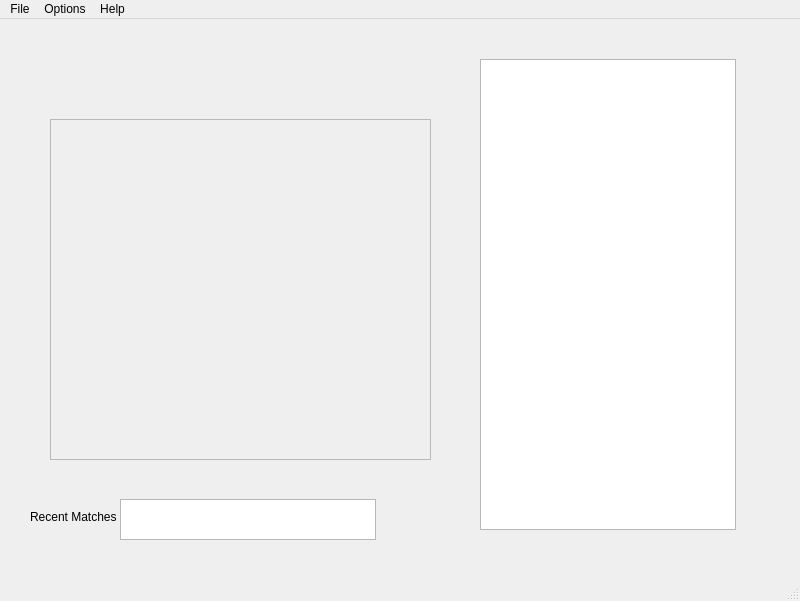
First picture: the form in viewHistory.ui, repository AlienWolfX/thesis-chess, before the edit.
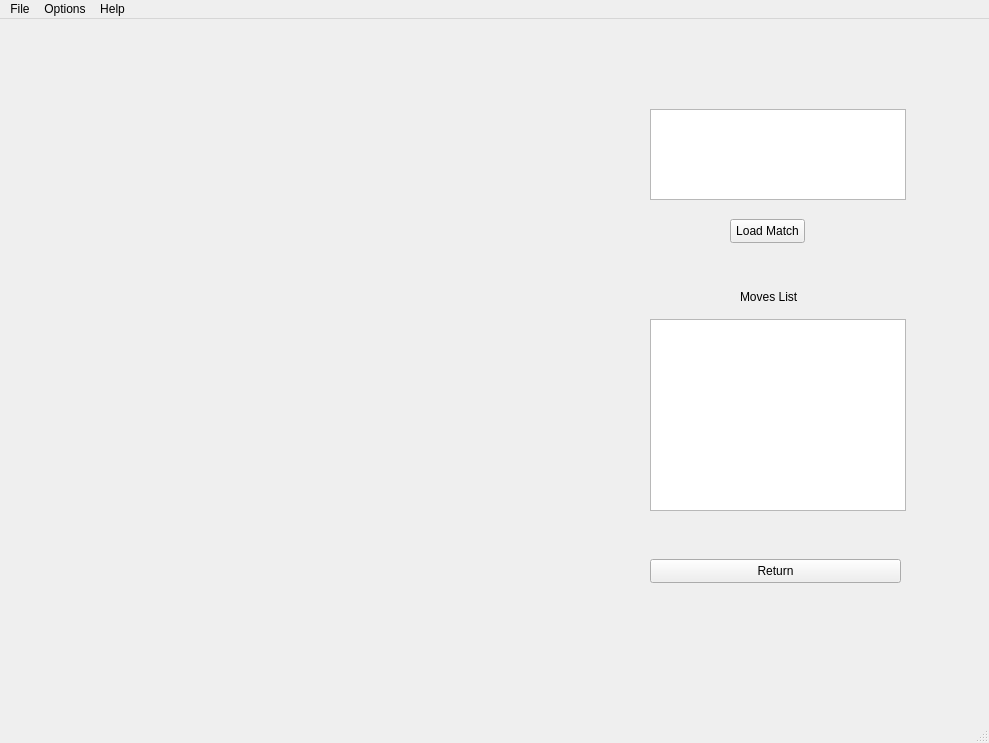
Second picture: the form after the edit.

The edit to the form file:
```diff
--- a/viewHistory.ui
+++ b/viewHistory.ui
@@ -6,70 +6,93 @@
    <rect>
     <x>0</x>
     <y>0</y>
-    <width>800</width>
-    <height>601</height>
+    <width>989</width>
+    <height>743</height>
    </rect>
   </property>
   <property name="windowTitle">
    <string>History</string>
   </property>
   <widget class="QWidget" name="centralwidget">
-   <widget class="QFrame" name="frame">
+   <widget class="QLabel" name="chessOutput">
     <property name="geometry">
      <rect>
-      <x>50</x>
-      <y>100</y>
-      <width>381</width>
-      <height>341</height>
-     </rect>
-    </property>
-    <property name="frameShape">
-     <enum>QFrame::StyledPanel</enum>
-    </property>
-    <property name="frameShadow">
-     <enum>QFrame::Raised</enum>
-    </property>
-   </widget>
-   <widget class="QListView" name="listView">
-    <property name="geometry">
-     <rect>
-      <x>120</x>
-      <y>480</y>
-      <width>256</width>
-      <height>41</height>
-     </rect>
-    </property>
-   </widget>
-   <widget class="QLabel" name="label">
-    <property name="geometry">
-     <rect>
-      <x>30</x>
-      <y>490</y>
-      <width>91</width>
-      <height>16</height>
-     </rect>
-    </property>
-    <property name="text">
-     <string>Recent Matches</string>
-    </property>
-   </widget>
-   <widget class="QGraphicsView" name="graphicsView">
-    <property name="geometry">
-     <rect>
-      <x>480</x>
+      <x>40</x>
       <y>40</y>
+      <width>541</width>
+      <height>611</height>
+     </rect>
+    </property>
+    <property name="text">
+     <string/>
+    </property>
+   </widget>
+   <widget class="QListWidget" name="matchList">
+    <property name="geometry">
+     <rect>
+      <x>650</x>
+      <y>90</y>
       <width>256</width>
-      <height>471</height>
+      <height>91</height>
      </rect>
     </property>
    </widget>
+   <widget class="QPushButton" name="loadButton">
+    <property name="geometry">
+     <rect>
+      <x>730</x>
+      <y>200</y>
+      <width>75</width>
+      <height>24</height>
+     </rect>
+    </property>
+    <property name="text">
+     <string>Load Match</string>
+    </property>
+   </widget>
+   <widget class="QListWidget" name="movesList">
+    <property name="geometry">
+     <rect>
+      <x>650</x>
+      <y>300</y>
+      <width>256</width>
+      <height>192</height>
+     </rect>
+    </property>
+   </widget>
+   <widget class="QLabel" name="labelMovesList">
+    <property name="geometry">
+     <rect>
+      <x>740</x>
+      <y>270</y>
+      <width>61</width>
+      <height>16</height>
+     </rect>
+    </property>
+    <property name="text">
+     <string>Moves List</string>
+    </property>
+   </widget>
+   <widget class="QPushButton" name="returnButton">
+    <property name="geometry">
+     <rect>
+      <x>650</x>
+      <y>540</y>
+      <width>251</width>
+      <height>24</height>
+     </rect>
+    </property>
+    <property name="text">
+     <string>Return</string>
+    </property>
+   </widget>
   </widget>
   <widget class="QMenuBar" name="menubar">
    <property name="geometry">
     <rect>
      <x>0</x>
      <y>0</y>
-     <width>800</width>
+     <width>989</width>
      <height>22</height>
     </rect>
    </property>
```
Left out of the diff: 2 changed lines with no effect on the pictures.
